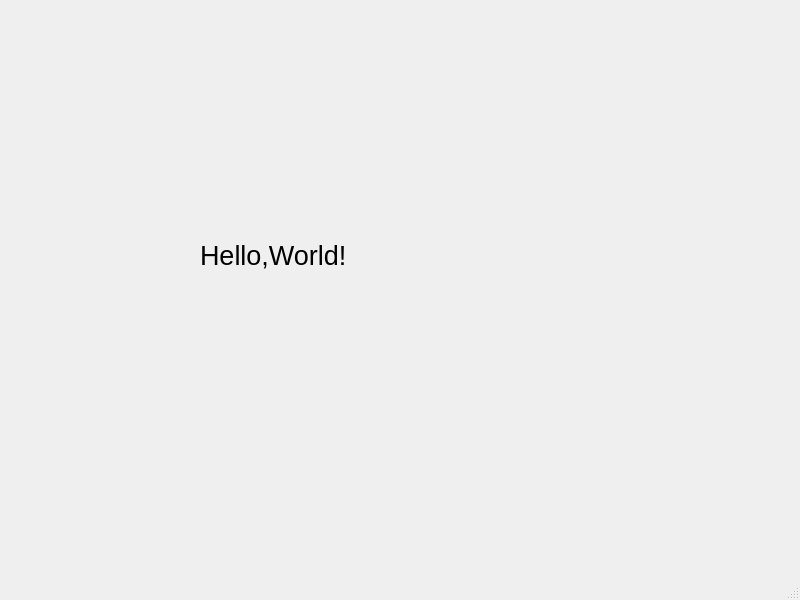
Above: mainWindow.ui from lisongqian/netDiskClient before the change. Below: the same form after it.
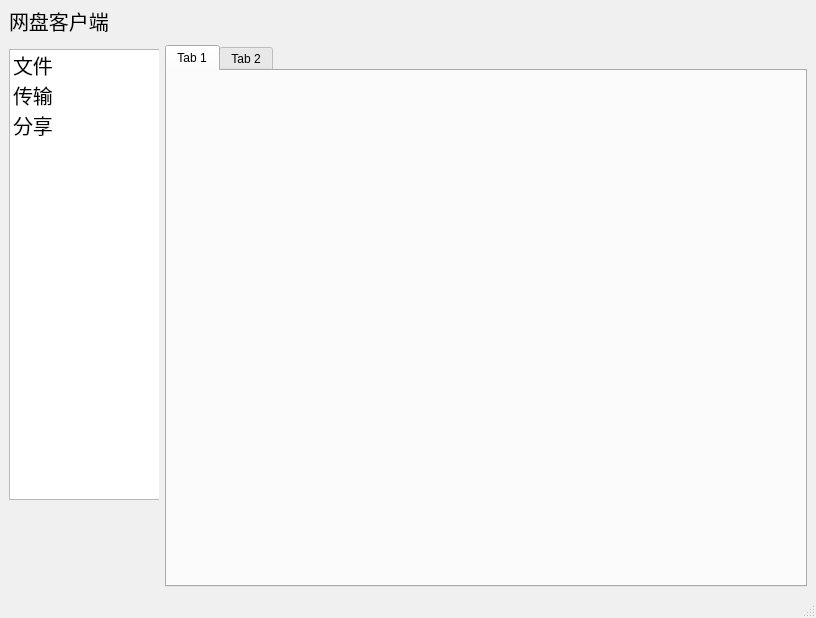
That is the form after the change.

Commit message: Project init

Patch:
```diff
--- a/mainWindow.ui
+++ b/mainWindow.ui
@@ -6,32 +6,177 @@
    <rect>
     <x>0</x>
     <y>0</y>
-    <width>800</width>
-    <height>600</height>
+    <width>816</width>
+    <height>618</height>
    </rect>
   </property>
+  <property name="palette">
+   <palette>
+    <active>
+     <colorrole role="Window">
+      <brush brushstyle="SolidPattern">
+       <color alpha="255">
+        <red>255</red>
+        <green>255</green>
+        <blue>255</blue>
+       </color>
+      </brush>
+     </colorrole>
+    </active>
+    <inactive>
+     <colorrole role="Window">
+      <brush brushstyle="SolidPattern">
+       <color alpha="255">
+        <red>240</red>
+        <green>240</green>
+        <blue>240</blue>
+       </color>
+      </brush>
+     </colorrole>
+    </inactive>
+    <disabled>
+     <colorrole role="Window">
+      <brush brushstyle="SolidPattern">
+       <color alpha="255">
+        <red>255</red>
+        <green>255</green>
+        <blue>255</blue>
+       </color>
+      </brush>
+     </colorrole>
+    </disabled>
+   </palette>
+  </property>
   <property name="windowTitle">
-   <string>MainWindow</string>
+   <string>香瓜蛋子网盘</string>
+  </property>
+  <property name="autoFillBackground">
+   <bool>false</bool>
   </property>
   <widget class="QWidget" name="centralwidget">
-   <widget class="QLabel" name="label">
-    <property name="geometry">
-     <rect>
-      <x>200</x>
-      <y>190</y>
-      <width>341</width>
-      <height>131</height>
-     </rect>
-    </property>
-    <property name="font">
-     <font>
-      <pointsize>20</pointsize>
-     </font>
-    </property>
-    <property name="text">
-     <string>Hello,World!</string>
-    </property>
-   </widget>
+   <layout class="QGridLayout" name="gridLayout_2">
+    <item row="0" column="0">
+     <layout class="QGridLayout" name="gridLayout">
+      <item row="0" column="0" rowspan="2">
+       <widget class="QWidget" name="widget_2" native="true">
+        <property name="minimumSize">
+         <size>
+          <width>150</width>
+          <height>550</height>
+         </size>
+        </property>
+        <property name="maximumSize">
+         <size>
+          <width>150</width>
+          <height>16777215</height>
+         </size>
+        </property>
+        <widget class="QLabel" name="label">
+         <property name="geometry">
+          <rect>
+           <x>0</x>
+           <y>0</y>
+           <width>151</width>
+           <height>23</height>
+          </rect>
+         </property>
+         <property name="font">
+          <font>
+           <family>华文中宋</family>
+           <pointsize>15</pointsize>
+          </font>
+         </property>
+         <property name="text">
+          <string>网盘客户端</string>
+         </property>
+        </widget>
+        <widget class="QListWidget" name="listWidget">
+         <property name="geometry">
+          <rect>
+           <x>0</x>
+           <y>40</y>
+           <width>151</width>
+           <height>451</height>
+          </rect>
+         </property>
+         <property name="spacing">
+          <number>5</number>
+         </property>
+         <item>
+          <property name="text">
+           <string>文件</string>
+          </property>
+          <property name="font">
+           <font>
+            <family>幼圆</family>
+            <pointsize>15</pointsize>
+           </font>
+          </property>
+         </item>
+         <item>
+          <property name="text">
+           <string>传输</string>
+          </property>
+          <property name="font">
+           <font>
+            <family>幼圆</family>
+            <pointsize>15</pointsize>
+           </font>
+          </property>
+         </item>
+         <item>
+          <property name="text">
+           <string>分享</string>
+          </property>
+          <property name="font">
+           <font>
+            <family>幼圆</family>
+            <pointsize>15</pointsize>
+           </font>
+          </property>
+         </item>
+        </widget>
+       </widget>
+      </item>
+      <item row="0" column="1">
+       <widget class="QWidget" name="widget" native="true">
+        <property name="minimumSize">
+         <size>
+          <width>640</width>
+          <height>30</height>
+         </size>
+        </property>
+        <property name="maximumSize">
+         <size>
+          <width>16777215</width>
+          <height>30</height>
+         </size>
+        </property>
+       </widget>
+      </item>
+      <item row="1" column="1">
+       <widget class="QTabWidget" name="tabWidget">
+        <property name="minimumSize">
+         <size>
+          <width>640</width>
+          <height>520</height>
+         </size>
+        </property>
+        <widget class="QWidget" name="tab">
+         <attribute name="title">
+          <string>Tab 1</string>
+         </attribute>
+        </widget>
+        <widget class="QWidget" name="tab_2">
+         <attribute name="title">
+          <string>Tab 2</string>
+         </attribute>
+        </widget>
+       </widget>
+      </item>
+     </layout>
+    </item>
+   </layout>
   </widget>
   <widget class="QMenuBar" name="menubar">
    <property name="geometry">
```
Left out of the diff: 2 changed lines with no effect on the pictures. The commit also changes 2 other files.
